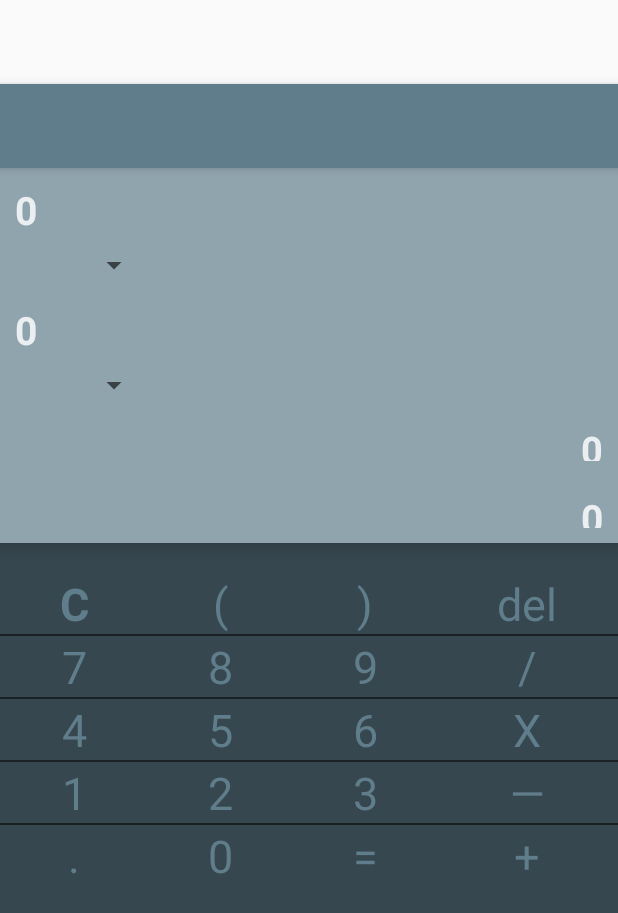
After one commit to andela-dJames/currency-calculator, an Android app: the layout activity_main2.xml on its own in the app's theme, with its tools: preview values and no code run, on a phone screen of 412 x 824 dp. The commit adds this screen. Shown: the top 913 px of the screen. Run offline under Robolectric (Android 15) with nearby library versions, the phone set to English and light mode, and no system bars.

Commit message:
Add new Activity and modify components

```diff
--- /dev/null
+++ b/app/src/main/java/com/andela/currencycalculator/Main2Activity.java
@@ -0,0 +1,100 @@
+package com.andela.currencycalculator;
+
+import android.os.Bundle;
+import android.support.v7.app.AppCompatActivity;
+import android.support.v7.widget.Toolbar;
+import android.view.View;
+import android.widget.AdapterView;
+import android.widget.ArrayAdapter;
+import android.widget.Spinner;
+import android.widget.TextView;
+
+import com.andela.currencycalculator.models.currency.Observer;
+
+public class Main2Activity extends AppCompatActivity {
+    private TextView baseCurrency, targetCurrency, expressionText,resultText;
+    private Observer observer;
+
+    private Spinner baseSpinner;
+
+    private Spinner targetSpinner;
+
+    @Override
+    protected void onCreate(Bundle savedInstanceState) {
+        super.onCreate(savedInstanceState);
+        setContentView(R.layout.activity_main2);
+        Toolbar toolbar = (Toolbar) findViewById(R.id.toolbar);
+        setSupportActionBar(toolbar);
+        initializeScreens();
+        initializeBaseSpinner();
+        intializeTargetSpinner();
+
+    }
+
+    public void initializeScreens(){
+        baseCurrency = (TextView) findViewById(R.id.base_screen);
+        targetCurrency = (TextView) findViewById(R.id.target_screen);
+        expressionText = (TextView) findViewById(R.id.expression_screen);
+        resultText = (TextView) findViewById(R.id.evaluation_screen);
+
+    }
+
+    public void initializeBaseSpinner() {
+
+        baseSpinner = (Spinner) findViewById(R.id.base_curry);
+
+        ArrayAdapter<CharSequence> adapter = ArrayAdapter.createFromResource(this,
+                R.array.currency_code, android.R.layout.simple_spinner_item);
+        adapter.setDropDownViewResource(android.R.layout.simple_gallery_item);
+
+        baseSpinner.setAdapter(adapter);
+
+        //rate.setBaseCurrency((String) adapter.getItem(0));
+
+        baseSpinner.setOnItemSelectedListener(new AdapterView.OnItemSelectedListener() {
+
+            @Override
+            public void onItemSelected(AdapterView<?> parent, View view, int position, long id) {
+                String item =  parent.getSelectedItem().toString();
+//                rate.setBaseCurrency(item);
+//                rate = fetch(rate);
+//                baseCurrency.setText(rate.getBaseCurrency());
+            }
+
+            @Override
+            public void onNothingSelected(AdapterView<?> parent) {
+
+            }
+        });
+    }
+
+    public void intializeTargetSpinner() {
+
+        targetSpinner = (Spinner) findViewById(R.id.target_currency_spinner);
+
+        ArrayAdapter<CharSequence> adapter = ArrayAdapter.createFromResource(this,
+                R.array.currency_code, android.R.layout.simple_spinner_item);
+
+        adapter.setDropDownViewResource(android.R.layout.simple_gallery_item);
+
+        targetSpinner.setAdapter(adapter);
+
+        //rate.setTargetCurrency(((String) adapter.getItem(0)));
+
+        targetSpinner.setOnItemSelectedListener(new AdapterView.OnItemSelectedListener() {
+            @Override
+            public void onItemSelected(AdapterView<?> parent, View view, int position, long id) {
+                String item = parent.getSelectedItem().toString();
+
+//                rate.setTargetCurrency(item);
+//                rate = fetch(rate);
+            }
+
+            @Override
+            public void onNothingSelected(AdapterView<?> parent) {
+
+            }
+        });
+    }
+
+}
--- /dev/null
+++ b/app/src/main/res/layout/activity_main2.xml
@@ -0,0 +1,27 @@
+<?xml version="1.0" encoding="utf-8"?>
+<android.support.design.widget.CoordinatorLayout xmlns:android="http://schemas.android.com/apk/res/android"
+    xmlns:app="http://schemas.android.com/apk/res-auto"
+    xmlns:tools="http://schemas.android.com/tools"
+    android:layout_width="match_parent"
+    android:layout_height="match_parent"
+    android:fitsSystemWindows="true"
+    tools:context="com.andela.currencycalculator.Main2Activity">
+
+    <android.support.design.widget.AppBarLayout
+        android:layout_width="match_parent"
+        android:layout_height="wrap_content"
+        android:theme="@style/AppTheme.AppBarOverlay">
+
+        <android.support.v7.widget.Toolbar
+            android:id="@+id/toolbar"
+            android:layout_width="match_parent"
+            android:layout_height="?attr/actionBarSize"
+            android:background="?attr/colorPrimary"
+            app:popupTheme="@style/AppTheme.PopupOverlay" />
+
+    </android.support.design.widget.AppBarLayout>
+
+    <include layout="@layout/content_main2" />
+
+
+</android.support.design.widget.CoordinatorLayout>
--- /dev/null
+++ b/app/src/main/res/layout/content_main2.xml
@@ -0,0 +1,353 @@
+<?xml version="1.0" encoding="utf-8"?>
+<RelativeLayout xmlns:android="http://schemas.android.com/apk/res/android"
+    xmlns:app="http://schemas.android.com/apk/res-auto"
+    xmlns:tools="http://schemas.android.com/tools"
+    android:layout_width="match_parent"
+    android:layout_height="match_parent"
+    app:layout_behavior="@string/appbar_scrolling_view_behavior"
+    tools:context="com.andela.currencycalculator.Main2Activity"
+    tools:showIn="@layout/activity_main2"
+    android:background="@color/colordark">
+
+    <LinearLayout
+        android:id="@+id/main_screen"
+        android:layout_width="match_parent"
+        android:layout_height="@dimen/calculator_main_sceen_height"
+        android:background="@color/colorAccent"
+        android:orientation="vertical"
+        android:elevation="6dp">
+            <TextView
+                android:layout_width="match_parent"
+                android:layout_height="@dimen/currency_expression_display"
+                android:layout_marginRight="5dp"
+                android:padding="@dimen/screen_padding"
+                android:textAppearance="?android:attr/textAppearanceSmall"
+                android:id="@+id/base_screen"
+                style="@style/text_color"
+                android:textSize="@dimen/result_screen_text_size"
+                android:maxLines="1"
+                android:singleLine="true"
+                android:scrollHorizontally="false"
+                android:text="0" />
+        <Spinner
+            android:id="@+id/base_curry"
+            android:layout_width="100dp"
+            android:layout_height="30dp"
+            android:layout_gravity="start"
+            ></Spinner>
+        <TextView
+            android:layout_width="match_parent"
+            android:layout_height="@dimen/currency_expression_display"
+            android:layout_marginRight="5dp"
+            android:padding="@dimen/screen_padding"
+            android:textAppearance="?android:attr/textAppearanceSmall"
+            android:id="@+id/target_screen"
+            style="@style/text_color"
+            android:textSize="@dimen/result_screen_text_size"
+            android:maxLines="1"
+            android:singleLine="true"
+            android:scrollHorizontally="false"
+            android:text="0" />
+        <Spinner
+            android:id="@+id/target_currency_spinner"
+            android:layout_width="100dp"
+            android:layout_height="30dp"
+            android:layout_gravity="start"></Spinner>
+        <TextView
+            android:layout_width="wrap_content"
+            android:layout_height="@dimen/expression_screen_height"
+            android:padding="@dimen/screen_padding"
+            android:gravity="center_vertical|right"
+            android:textAppearance="?android:attr/textAppearanceSmall"
+            android:id="@+id/expression_screen"
+            android:layout_gravity="end"
+            style="@style/text_color"
+            android:singleLine="true"
+            android:textDirection="ltr"
+            android:textSize="@dimen/expresion_screen_text_size"
+            android:text="0" />
+        <TextView
+            android:layout_width="wrap_content"
+            android:layout_height="wrap_content"
+            android:padding="@dimen/screen_padding"
+            android:textAppearance="?android:attr/textAppearanceLarge"
+            android:id="@+id/evaluation_screen"
+            android:layout_gravity="end"
+            android:gravity="center_vertical|right"
+            style="@style/text_color"
+            android:textSize="@dimen/result_screen_text_size"
+            android:maxLines="1"
+            android:singleLine="true"
+            android:scrollHorizontally="false"
+            android:textDirection="ltr"
+            android:text="0"
+            android:maxLength="15" />
+    </LinearLayout>
+    <TableLayout
+        android:layout_width="match_parent"
+        android:layout_height="wrap_content"
+        android:stretchColumns="4"
+        android:layout_below="@id/main_screen"
+        android:layout_alignParentRight="true"
+        android:divider="@drawable/divider"
+        android:paddingTop="20dp"
+        android:showDividers="middle">
+        <TableRow
+            android:layout_width="match_parent"
+            android:layout_height="match_parent"
+            android:layout_weight="1"
+            android:orientation="horizontal"
+            android:divider="@drawable/divider"
+            android:showDividers="middle">
+            <TextView
+                android:layout_width="match_parent"
+                android:layout_height="match_parent"
+                android:textAppearance="?android:attr/textAppearanceMedium"
+                android:id="@+id/key_clear"
+                android:layout_column="0"
+                android:layout_weight="1"
+                android:text="@string/clear"
+                android:textStyle="bold"
+                android:onClick="clearButton"
+                style="@style/keypadStyle"/>
+            <TextView
+                android:layout_width="match_parent"
+                android:layout_height="match_parent"
+                android:textAppearance="?android:attr/textAppearanceMedium"
+                android:id="@+id/key_openbrace"
+                android:layout_column="0"
+                android:layout_weight="1"
+                android:text="@string/open_brace"
+                android:textStyle="normal"
+                android:onClick="onKeyPressed"
+                style="@style/keypadStyle"/>
+            <TextView
+                android:layout_width="match_parent"
+                android:layout_height="match_parent"
+                android:textAppearance="?android:attr/textAppearanceMedium"
+                android:id="@+id/key_closebrace"
+                android:layout_column="0"
+                android:layout_weight="1"
+                android:text="@string/close_brace"
+                android:textStyle="normal"
+                android:onClick="onKeyPressed"
+                style="@style/keypadStyle"/>
+            <TextView
+                android:layout_width="match_parent"
+                android:layout_height="match_parent"
+                android:textAppearance="?android:attr/textAppearanceMedium"
+                android:id="@+id/key_delete"
+                android:layout_column="0"
+                android:layout_weight="1"
+                android:text="@string/delete"
+                android:textStyle="normal"
+                android:onClick="delete" style="@style/keypadStyle"/>
+        </TableRow>
+        <TableRow
+            android:layout_width="match_parent"
+            android:layout_height="match_parent"
+            android:layout_weight="1"
+            android:orientation="horizontal"
+            android:divider="@drawable/divider"
+            android:showDividers="middle">
+            <TextView
+                android:layout_width="match_parent"
+                android:layout_height="match_parent"
+                android:textAppearance="?android:attr/textAppearanceMedium"
+                android:id="@+id/key_seven"
+                android:layout_column="0"
+                android:layout_weight="1"
+                android:text="@string/seven"
+                android:textStyle="normal"
+                android:onClick="buttonSeven"
+                style="@style/keypadStyle"/>
+            <TextView
+                android:layout_width="match_parent"
+                android:layout_height="match_parent"
+                android:textAppearance="?android:attr/textAppearanceMedium"
+                android:id="@+id/key_eight"
+                android:layout_column="0"
+                android:layout_weight="1"
+                android:text="@string/eight"
+                android:textStyle="normal"
+                android:onClick="buttonEight"
+                style="@style/keypadStyle"/>
+            <TextView
+                android:layout_width="match_parent"
+                android:layout_height="match_parent"
+                android:textAppearance="?android:attr/textAppearanceMedium"
+                android:id="@+id/key_nine"
+                android:layout_column="0"
+                android:layout_weight="1"
+                android:text="@string/nine"
+                android:textStyle="normal"
+                android:onClick="buttonNine"
+                style="@style/keypadStyle"/>
+            <TextView
+                android:layout_width="match_parent"
+                android:layout_height="match_parent"
+                android:textAppearance="?android:attr/textAppearanceMedium"
+                android:id="@+id/key_divide"
+                android:layout_column="0"
+                android:layout_weight="1"
+                android:text="@string/divide"
+                android:textStyle="normal"
+                android:onClick="buttonDivide" style="@style/keypadStyle"/>
+        </TableRow>
+        <TableRow  android:layout_width="match_parent"
+            android:layout_height="match_parent"
+            android:layout_weight="1"
+            android:orientation="horizontal"
+            android:divider="@drawable/divider"
+            android:showDividers="middle">
+            <TextView
+                android:layout_width="match_parent"
+                android:layout_height="match_parent"
+                android:textAppearance="?android:attr/textAppearanceMedium"
+                android:id="@+id/key_four"
+                android:layout_column="0"
+                android:layout_weight="1"
+                android:text="@string/four"
+                android:textStyle="normal"
+                android:onClick="buttonFour"
+                style="@style/keypadStyle"/>
+            <TextView
+                android:layout_width="match_parent"
+                android:layout_height="match_parent"
+                android:textAppearance="?android:attr/textAppearanceMedium"
+                android:id="@+id/key_five"
+                android:layout_column="0"
+                android:layout_weight="1"
+                style="@style/keypadStyle"
+                android:text="@string/five"
+                android:textStyle="normal"
+                android:onClick="buttonfive" />
+            <TextView
+                android:layout_width="match_parent"
+                android:layout_height="match_parent"
+                android:textAppearance="?android:attr/textAppearanceMedium"
+                android:id="@+id/key_six"
+                android:layout_column="0"
+                android:layout_weight="1"
+                style="@style/keypadStyle"
+                android:text="@string/six"
+                android:textStyle="normal"
+                android:onClick="buttonSix" />
+            <TextView
+                android:layout_width="match_parent"
+                android:layout_height="match_parent"
+                android:textAppearance="?android:attr/textAppearanceMedium"
+                android:id="@+id/key_multiply"
+                android:layout_column="0"
+                android:layout_weight="1"
+                style="@style/keypadStyle"
+                android:text="@string/multiply"
+                android:textStyle="normal"
+                android:onClick="buttonMultiply" />
+        </TableRow>
+        <TableRow  android:layout_width="match_parent"
+            android:layout_height="match_parent"
+            android:layout_weight="1"
+            android:orientation="horizontal"
+            android:divider="@drawable/divider"
+            android:showDividers="middle">
+            <TextView
+                android:layout_width="match_parent"
+                android:layout_height="match_parent"
+                android:textAppearance="?android:attr/textAppearanceMedium"
+                android:id="@+id/key_one"
+                android:layout_column="0"
+                android:layout_weight="1"
+                android:text="@string/one"
+                android:textStyle="normal"
+                android:onClick="buttonOne"
+                style="@style/keypadStyle"/>
+            <TextView
+                android:layout_width="match_parent"
+                android:layout_height="match_parent"
+                android:textAppearance="?android:attr/textAppearanceMedium"
+                android:id="@+id/key_two"
+                android:layout_column="0"
+                android:layout_weight="1"
+                style="@style/keypadStyle"
+                android:text="@string/two"
+                android:textStyle="normal"
+                android:onClick="buttonTwo" />
+            <TextView
+                android:layout_width="match_parent"
+                android:layout_height="match_parent"
+                android:textAppearance="?android:attr/textAppearanceMedium"
+                android:id="@+id/key_three"
+                android:layout_column="0"
+                android:layout_weight="1"
+                style="@style/keypadStyle"
+                android:text="@string/three"
+                android:textStyle="normal"
+                android:onClick="buttonThree" />
+            <TextView
+                android:layout_width="match_parent"
+                android:layout_height="match_parent"
+                android:textAppearance="?android:attr/textAppearanceMedium"
+                android:id="@+id/key_subtraction"
+                android:layout_column="0"
+                android:layout_weight="1"
+                style="@style/keypadStyle"
+                android:text="@string/minus"
+                android:textStyle="normal"
+                android:onClick="buttonMinus" />
+        </TableRow>
+        <TableRow  android:layout_width="match_parent"
+            android:layout_height="match_parent"
+            android:layout_weight="1"
+            android:orientation="horizontal"
+            android:divider="@drawable/divider"
+            android:showDividers="middle">
+            <TextView
+                android:layout_width="match_parent"
+                android:layout_height="match_parent"
+                android:textAppearance="?android:attr/textAppearanceMedium"
+                android:id="@+id/decimal_separator"
+                android:layout_column="0"
+                android:layout_weight="1"
+                android:text="@string/decimal_separator"
+                android:textStyle="normal"
+                android:onClick="buttonDecimalPoint"
+                style="@style/keypadStyle"/>
+            <TextView
+                android:layout_width="match_parent"
+                android:layout_height="match_parent"
+                android:textAppearance="?android:attr/textAppearanceMedium"
+                android:id="@+id/key_zero"
+                android:layout_column="0"
+                android:layout_weight="1"
+                style="@style/keypadStyle"
+                android:text="@string/zero"
+                android:textStyle="normal"
+                android:onClick="buttonZero" />
+            <TextView
+                android:layout_width="match_parent"
+                android:layout_height="match_parent"
+                android:textAppearance="?android:attr/textAppearanceMedium"
+                android:id="@+id/key_equal"
+                android:layout_column="0"
+                android:layout_weight="1"
+                style="@style/keypadStyle"
+                android:text="@string/evaluate"
+                android:textStyle="normal"
+                android:onClick="buttonEqualTo" />
+            <TextView
+                android:layout_width="match_parent"
+                android:layout_height="match_parent"
+                android:textAppearance="?android:attr/textAppearanceMedium"
+                android:id="@+id/key_addition"
+                android:layout_column="0"
+                android:layout_weight="1"
+                style="@style/keypadStyle"
+                android:background="@drawable/key_state_list"
+                android:text="@string/plus"
+                android:textStyle="normal"
+                android:onClick="buttonPlus" />
+        </TableRow>
+        </TableLayout>
+
+</RelativeLayout>
--- a/app/src/main/res/values/dimens.xml
+++ b/app/src/main/res/values/dimens.xml
@@ -5,10 +5,12 @@
     <dimen name="fab_margin">16dp</dimen>
     <dimen name="bottom_margin">5dp</dimen>
     <dimen name="calculator_screen_height">120dp</dimen>
-    <dimen name="expression_screen_height">70dp</dimen>
+    <dimen name="expression_screen_height">45dp</dimen>
     <dimen name="result_screen_text_size">26sp</dimen>
-    <dimen name="currency_screen_text_size">8sp</dimen>
+    <dimen name="currency_expression_display">50dp</dimen>
+    <dimen name="currency_screen_text_size">30dp</dimen>
     <dimen name="screen_padding">10dp</dimen>
-    <dimen name="expresion_screen_text_size">30sp</dimen>
-    <dimen name="keyboard_text_size">45sp</dimen>
+    <dimen name="expresion_screen_text_size">25sp</dimen>
+    <dimen name="keyboard_text_size">30sp</dimen>
+    <dimen name="calculator_main_sceen_height">250dp</dimen>
 </resources>
--- a/app/src/main/res/values/strings.xml
+++ b/app/src/main/res/values/strings.xml
@@ -24,5 +24,6 @@
     <string name="delete">del</string>
     <string name="open_brace">(</string>
     <string name="close_brace">)</string>
+    <string name="title_activity_main2">Main2Activity</string>
 
 </resources>
--- a/app/src/main/res/values/styles.xml
+++ b/app/src/main/res/values/styles.xml
@@ -6,12 +6,14 @@
         <item name="colorPrimary">@color/colorPrimary</item>
         <item name="colorPrimaryDark">@color/colorPrimaryDark</item>
         <item name="colorAccent">@color/colorAccent</item>
-        <item name ="android:textColor">#ECEFF1</item>
+        <item name="android:textColor">#ECEFF1</item>
         <item name="android:textStyle">bold</item>
     </style>
+
     <style name="text_color">
-        <item name ="android:textColor">#B0BEC5</item>
+        <item name="android:textColor">#ECEFF1</item>
     </style>
+
     <style name="screen_color">
         <item name="android:background">#ECEFF1</item>
     </style>
@@ -34,6 +36,7 @@
         <item name="android:dividerHeight">1dp</item>
         <item name="android:textColor">#ECEFF1</item>
     </style>
+
     <style name="keypadStyle">
         <item name="android:textColor">#607D8B</item>
         <item name="android:textSize">@dimen/keyboard_text_size</item>
@@ -42,6 +45,7 @@
         <item name="android:background">@drawable/key_state_list</item>
         <item name="android:textStyle">normal</item>
     </style>
+
     <style name="keypadStyle_land">
         <item name="android:textColor">@color/colorAccent</item>
         <item name="android:textSize">40sp</item>
@@ -61,6 +65,7 @@
         <item name="android:textStyle">normal</item>
         <item name="android:padding">10dp</item>
     </style>
+
     <style name="keypadStyleOperator_land">
         <item name="android:textColor">#263238</item>
         <item name="android:textSize">15sp</item>
```
Also changed, not shown: app/src/main/AndroidManifest.xml (+18 -7 lines).
